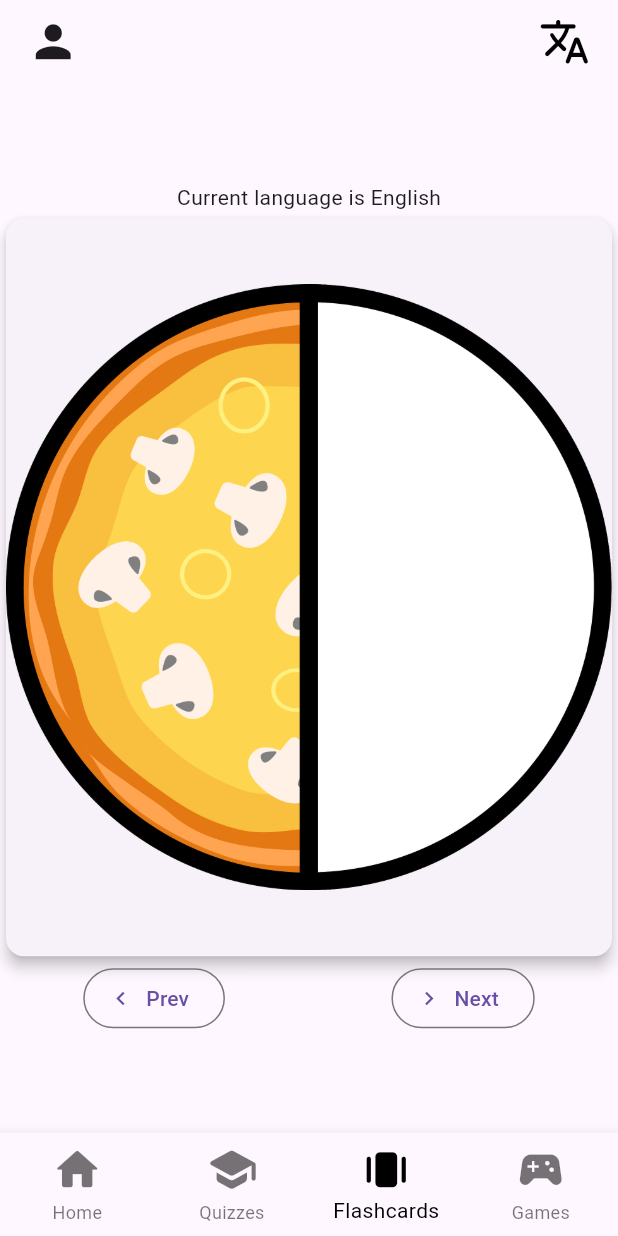
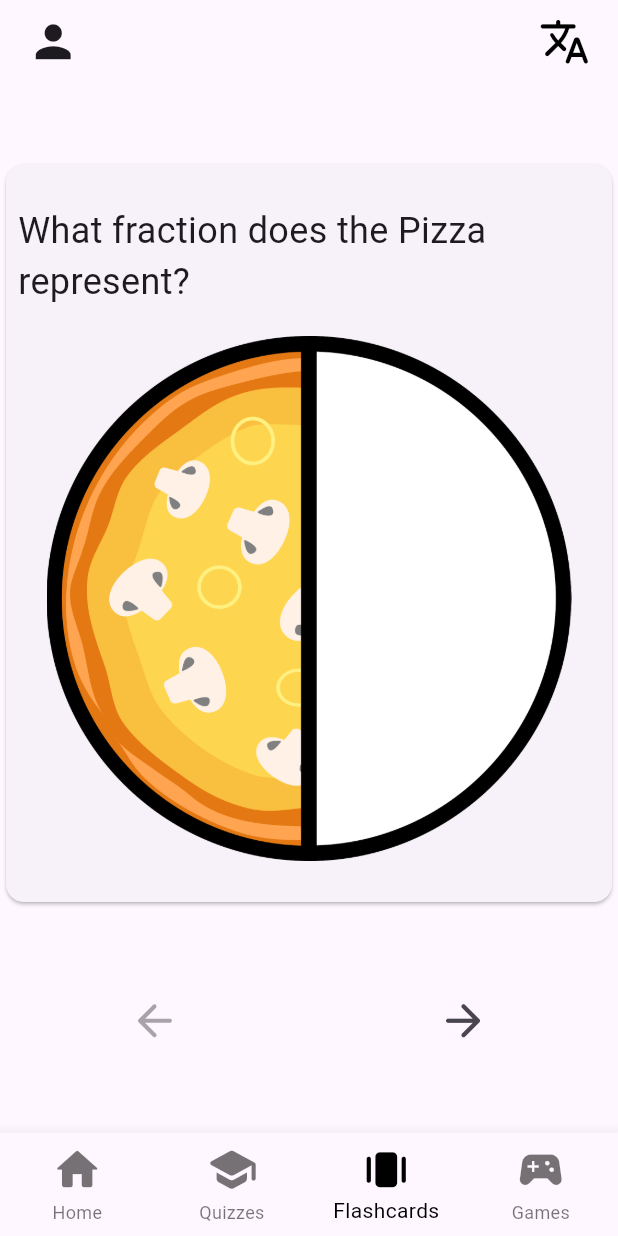
Before and after one commit to FIH-Fractions/bilingual_fractions_flutter_app, a Flutter app: the screen it shows after launch, item 3 of the bottom bar chosen, on a phone screen of 412 x 824 dp. Run offline on Flutter 3.47's test engine with Material 3 defaults, Android fonts, the phone set to English and light mode, and no system bars; drawn by our look-alikes of flip_card; our stand-ins replace flutter_tts, table_calendar.

Commit message:
flashcard modifications

```diff
--- a/lib/flashcard/flashcard_mainview.dart
+++ b/lib/flashcard/flashcard_mainview.dart
@@ -1,12 +1,8 @@
 import 'package:flip_card/flip_card.dart';
-/*import 'package:Bilingual-Fractions-Flutter-App/flashcard/flashcard.dart';
-import 'package:Bilingual-Fractions-Flutter-App/flashcard/flashcard_view.dart';*/
 import 'package:flutter/material.dart';
 import 'package:flutter_tts/flutter_tts.dart';
-
 import 'flashcard.dart';
 import 'flashcard_view.dart';
-
 
 class flashcard extends StatefulWidget {
   const flashcard({super.key});
@@ -18,7 +14,7 @@ class flashcard extends StatefulWidget {
 class _flashcardState extends State<flashcard> {
 
   final FlutterTts flutterTts = FlutterTts();
-  bool _isEnglish = true; // To track the current language state
+  bool _isEnglish = true;
 
   @override
   void initState() {
@@ -26,33 +22,23 @@ class _flashcardState extends State<flashcard> {
     flutterTts.setLanguage(_isEnglish ? "en-US" : "es-ES");
   }
 
-
-  void _toggleLanguage() {
-    setState(() {
-      _isEnglish = !_isEnglish;
-      // This setState call should cause widgets that depend on _isEnglish to rebuild
-    });
-
-  }
-
-  List<Flashcard> _flashcards = [
+  final List<Flashcard> _flashcards = [
     Flashcard(
-        question: "What does this fraction represent",
+        question: "What fraction does the Pizza represent?",
         answerEn: "Half", // English answer
         answerEs: "Medio", // Spanish answer
         imagePath: "assets/flashcards/half_pizza.png"
     ),
     Flashcard(
-        question: "What does this fraction represent",
+        question: "What fraction does the Cake represent?",
         answerEn: "Three Fourths!", // English answer
         answerEs: "Tres Cuartos!", // Example Spanish translation
-        imagePath: "assets/flashcards/one_fourth_pizza.png"
+        imagePath: "assets/flashcards/three_fourth_cake.png"
     ),
   ];
 
   int _currentIndex = 0;
 
-  // Generate a unique key for each FlipCard based on the current index
   GlobalKey<FlipCardState> cardKey = GlobalKey<FlipCardState>();
 
   @override
@@ -61,21 +47,33 @@ class _flashcardState extends State<flashcard> {
       home: Scaffold(
         body: Center(
           child: Column(
-            mainAxisAlignment: MainAxisAlignment.center,
+            mainAxisAlignment: MainAxisAlignment.spaceEvenly,
             children: [
-              Text('Current language is ${_isEnglish ? 'English' : 'Spanish'}'),
-              SizedBox(
+              Container(
                 width: 500,
                 height: 500,
                 child: FlipCard(
                   key: cardKey,
                   flipOnTouch: true,
                   front: Card(
-                    elevation: 4,
-                    child: Center(
-                      child: _flashcards[_currentIndex].imagePath != null
-                          ? Image.asset(_flashcards[_currentIndex].imagePath!) // Use `!` to assert that imagePath is not null
-                          : Container(child: Text(_flashcards[_currentIndex].question)), // Fallback if no image
+                    child: Padding(
+                      padding: const EdgeInsets.all(8.0),
+                      child: Column(
+                        mainAxisAlignment: MainAxisAlignment.spaceEvenly,
+                        children: <Widget>[
+                          Text(
+                            _flashcards[_currentIndex].question,
+                            style: const TextStyle(
+                              fontSize: 24,
+                            ),
+                          ),
+                          Image.asset(
+                            _flashcards[_currentIndex].imagePath!,
+                            width: 350,
+                            height: 350,
+                          ),
+                        ],
+                      ),
                     ),
                   ),
                   back:  FlashcardView(
@@ -89,14 +87,8 @@ class _flashcardState extends State<flashcard> {
               Row(
                 mainAxisAlignment: MainAxisAlignment.spaceAround,
                 children: [
-                  OutlinedButton.icon(
-                      onPressed: showPreviousCard,
-                      icon: Icon(Icons.chevron_left),
-                      label: Text('Prev')),
-                  OutlinedButton.icon(
-                      onPressed: showNextCard,
-                      icon: Icon(Icons.chevron_right),
-                      label: Text('Next'))
+                  IconButton(onPressed: _currentIndex > 0 ? showPreviousCard : null, icon: Icon(Icons.arrow_back_rounded, size: 35,)),
+                  IconButton(onPressed: _currentIndex < _flashcards.length - 1 ? showNextCard : null, icon: Icon(Icons.arrow_forward_rounded, size: 35,)),
                 ],
               )
             ],
@@ -104,20 +96,23 @@ class _flashcardState extends State<flashcard> {
         ),
       ),
       debugShowCheckedModeBanner: false,
-
     );
 
   }
   void showNextCard(){
     setState(() {
       _currentIndex = (_currentIndex + 1 < _flashcards.length) ? _currentIndex + 1 : 0;
+      _isEnglish = true;
+      flutterTts.setLanguage("en-US");
       cardKey = GlobalKey<FlipCardState>();
     });
   }
 
   void showPreviousCard(){
     setState(() {
-      _currentIndex = (_currentIndex - 1 >=0) ? _currentIndex - 1 : _flashcards.length -1;
+      _currentIndex = (_currentIndex - 1 >= 0) ? _currentIndex - 1 : _flashcards.length - 1;
+      _isEnglish = true;
+      flutterTts.setLanguage("en-US");
       cardKey = GlobalKey<FlipCardState>();
     });
   }
```
Also changed, not shown: lib/flashcard/flashcard_view.dart (+29 -11 lines), lib/profile/progress.dart (+35 -28 lines), lib/settings/settings.dart (added, +31 -0 lines), assets/flashcards/one_fourth_pizza.png (deleted), assets/flashcards/three_fourth_cake.png (added), 77 other files.
